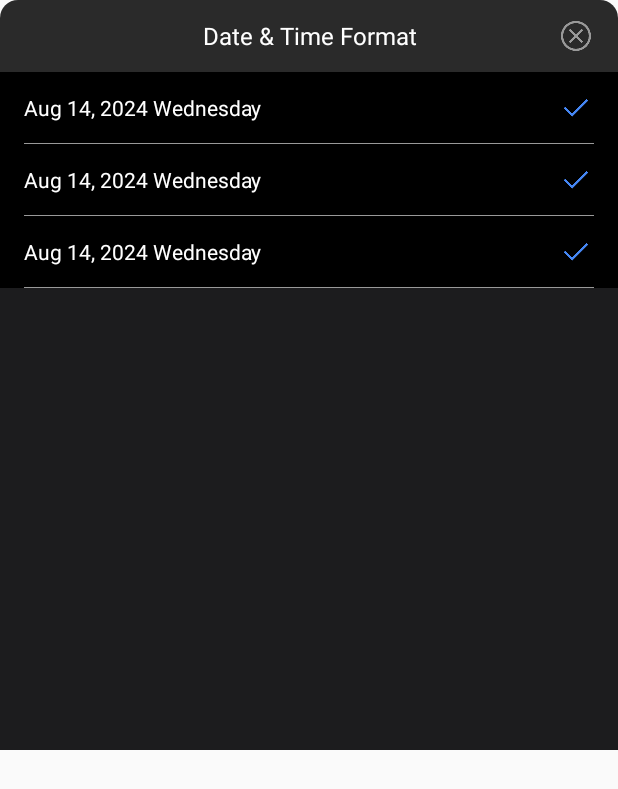
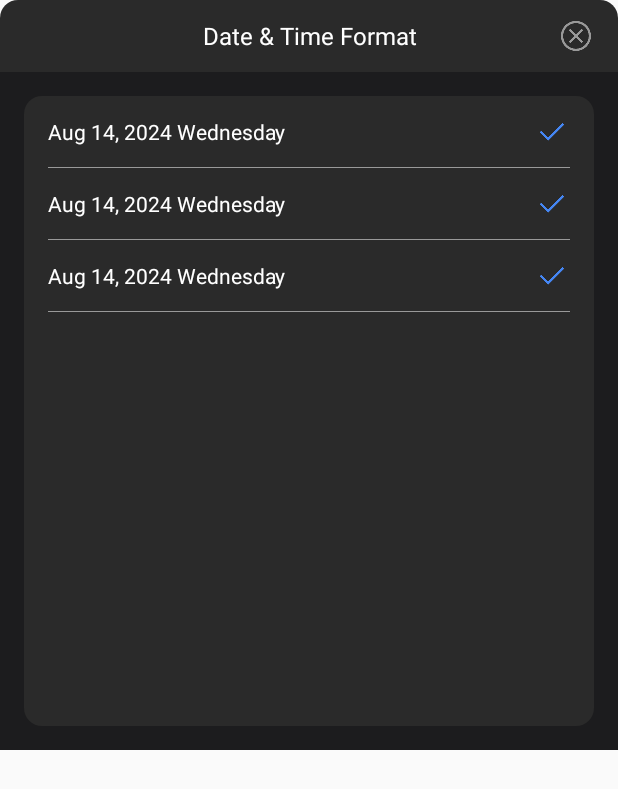
Before and after one commit to devallever/TextCard, an Android app: the layout dialog_date_time_format.xml on its own in the app's theme, with its tools: preview values and no code run, on a phone screen of 412 x 824 dp. Shown: the top 789 px of the screen. Run offline under Robolectric (Android 15) with nearby library versions, the phone set to English and light mode, and no system bars.

```diff
--- /dev/null
+++ b/app/src/main/res/drawable/shape_date_time_format_rv_bg.xml
@@ -0,0 +1,8 @@
+<?xml version="1.0" encoding="utf-8"?>
+<shape xmlns:android="http://schemas.android.com/apk/res/android"
+    android:shape="rectangle">
+    <solid android:color="#2a2a2a"/>
+
+    <corners android:radius="12dp"/>
+
+</shape>
--- a/app/src/main/res/layout/dialog_date_time_format.xml
+++ b/app/src/main/res/layout/dialog_date_time_format.xml
@@ -29,9 +29,21 @@
         app:layout_constraintRight_toRightOf="parent"
         app:layout_constraintTop_toTopOf="@+id/tvTitle" />
 
+
+    <FrameLayout
+        android:background="@color/color_1c1c1e"
+        tools:listitem="@layout/rv_date_time_format"
+        app:layout_constraintTop_toBottomOf="@+id/tvTitle"
+        app:layout_constraintBottom_toBottomOf="parent"
+        android:layout_width="match_parent"
+        android:layout_height="0dp">
+
+    </FrameLayout>
+
     <androidx.recyclerview.widget.RecyclerView
+        android:layout_margin="16dp"
         android:id="@+id/rvDateFormat"
-        android:background="@color/color_1c1c1e"
+        android:background="@drawable/shape_date_time_format_rv_bg"
         tools:listitem="@layout/rv_date_time_format"
         app:layout_constraintTop_toBottomOf="@+id/tvTitle"
         app:layout_constraintBottom_toBottomOf="parent"
--- a/app/src/main/res/layout/rv_date_time_format.xml
+++ b/app/src/main/res/layout/rv_date_time_format.xml
@@ -3,8 +3,7 @@
     xmlns:app="http://schemas.android.com/apk/res-auto"
     xmlns:tools="http://schemas.android.com/tools"
     android:layout_width="match_parent"
-    android:layout_height="48dp"
-    tools:background="@color/black">
+    android:layout_height="48dp">
 
     <TextView
         android:id="@+id/tvTime"
```
